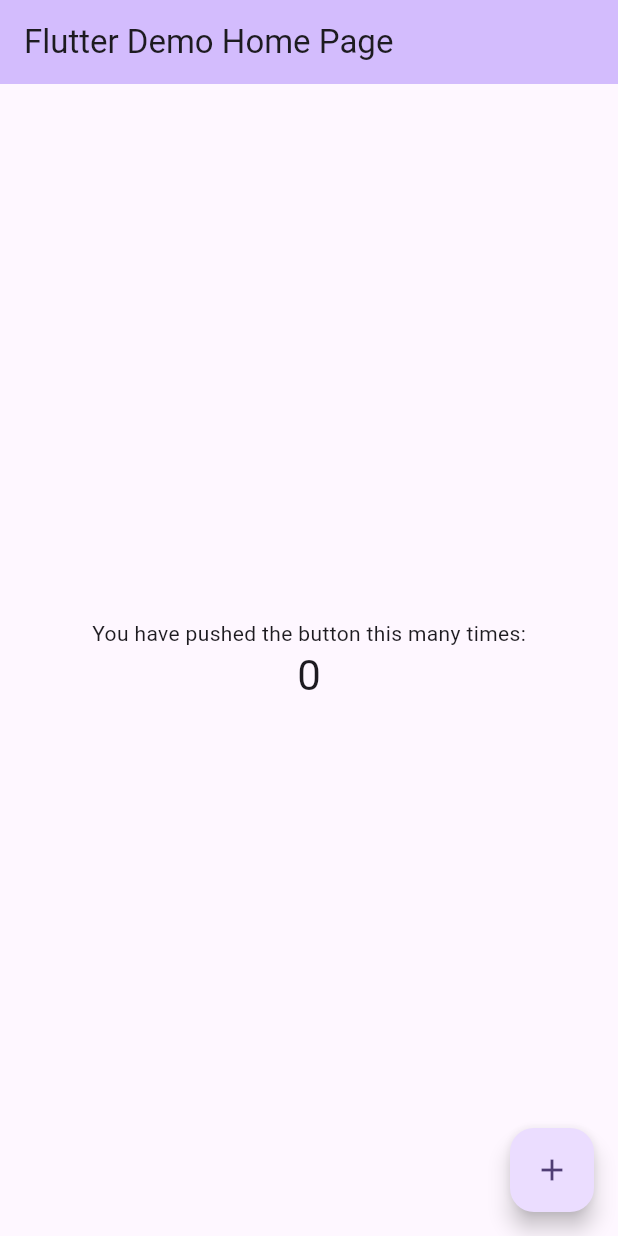
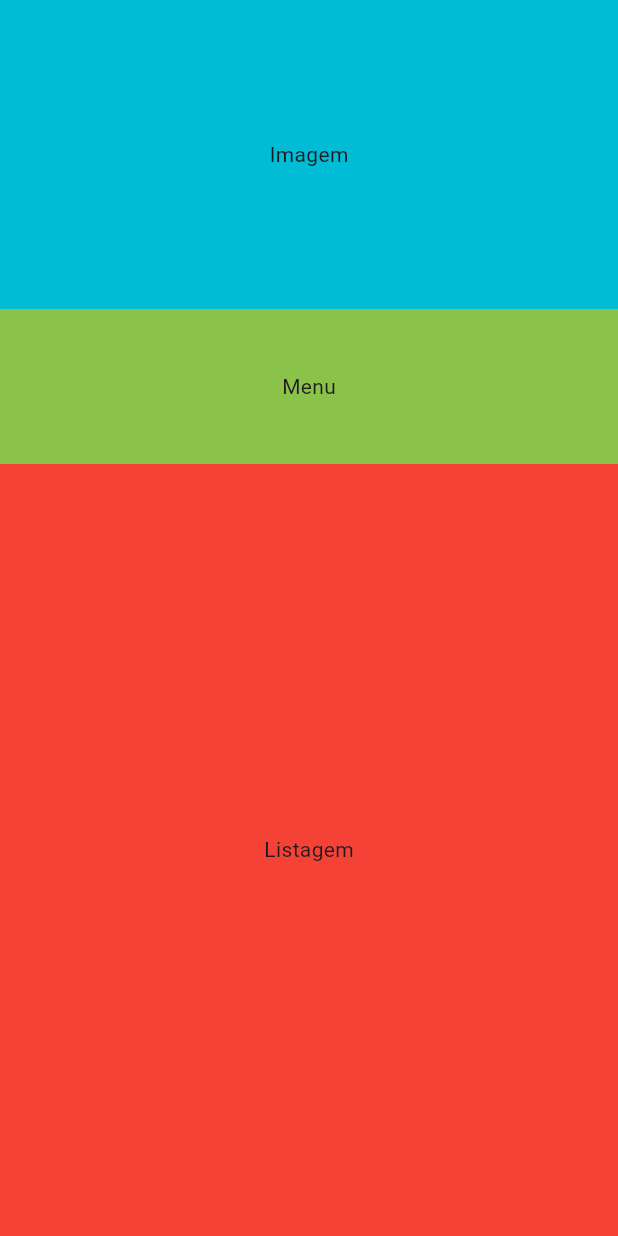
Before and after one commit to Alexandre-Cardozo/CardapioPizzaria, a Flutter app: the screen it shows after launch, on a phone screen of 412 x 824 dp. Run offline on Flutter 3.47's test engine with Material 2 defaults, Android fonts, the phone set to English and light mode, and no system bars.

Commit message:
inicio do menu

```diff
--- a/lib/main.dart
+++ b/lib/main.dart
@@ -1,3 +1,4 @@
+import 'package:cardapio_pizzaria/pages/menu_cliente.dart';
 import 'package:flutter/material.dart';
 
 void main() {
@@ -10,60 +11,27 @@ class MyApp extends StatelessWidget {
   @override
   Widget build(BuildContext context) {
     return MaterialApp(
-      title: 'Flutter Demo',
+      debugShowCheckedModeBanner: false,
       theme: ThemeData(
         colorScheme: ColorScheme.fromSeed(seedColor: Colors.deepPurple),
-        useMaterial3: true,
+        useMaterial3: true
       ),
-      home: const MyHomePage(title: 'Flutter Demo Home Page'),
+      home: const MyHomePage(),
     );
   }
 }
 
 class MyHomePage extends StatefulWidget {
-  const MyHomePage({super.key, required this.title});
-
-  final String title;
+  const MyHomePage({super.key});
 
   @override
   State<MyHomePage> createState() => _MyHomePageState();
 }
 
 class _MyHomePageState extends State<MyHomePage> {
-  int _counter = 0;
-
-  void _incrementCounter() {
-    setState(() {
-      _counter++;
-    });
-  }
 
   @override
   Widget build(BuildContext context) {
-    return Scaffold(
-      appBar: AppBar(
-        backgroundColor: Theme.of(context).colorScheme.inversePrimary,
-        title: Text(widget.title),
-      ),
-      body: Center(
-        child: Column(
-          mainAxisAlignment: MainAxisAlignment.center,
-          children: <Widget>[
-            const Text(
-              'You have pushed the button this many times:',
-            ),
-            Text(
-              '$_counter',
-              style: Theme.of(context).textTheme.headlineMedium,
-            ),
-          ],
-        ),
-      ),
-      floatingActionButton: FloatingActionButton(
-        onPressed: _incrementCounter,
-        tooltip: 'Increment',
-        child: const Icon(Icons.add),
-      ),
-    );
+    return const Menu_Cliente();
   }
 }
--- /dev/null
+++ b/lib/pages/menu_cliente.dart
@@ -0,0 +1,37 @@
+// ignore_for_file: camel_case_types
+
+import 'package:flutter/material.dart';
+
+class Menu_Cliente extends StatefulWidget {
+  const Menu_Cliente({super.key});
+
+  @override
+  State<Menu_Cliente> createState() => _Menu_ClienteState();
+}
+
+class _Menu_ClienteState extends State<Menu_Cliente> {
+  @override
+  Widget build(BuildContext context) {
+    return Scaffold(
+      body: Column(
+        children: [
+          Container(
+              height: MediaQuery.of(context).size.height / 4,
+              alignment: Alignment.center,
+              color: Colors.cyan,
+              child: const Text("Imagem")),
+          Container(
+              height: MediaQuery.of(context).size.height / 8,
+              alignment: Alignment.center,
+              color: Colors.lightGreen,
+              child: const Text("Menu")),
+          Container(
+              height: MediaQuery.of(context).size.height / 1.6,
+              alignment: Alignment.center,
+              color: Colors.red,
+              child: const Text("Listagem"))
+        ],
+      ),
+    );
+  }
+}
```
